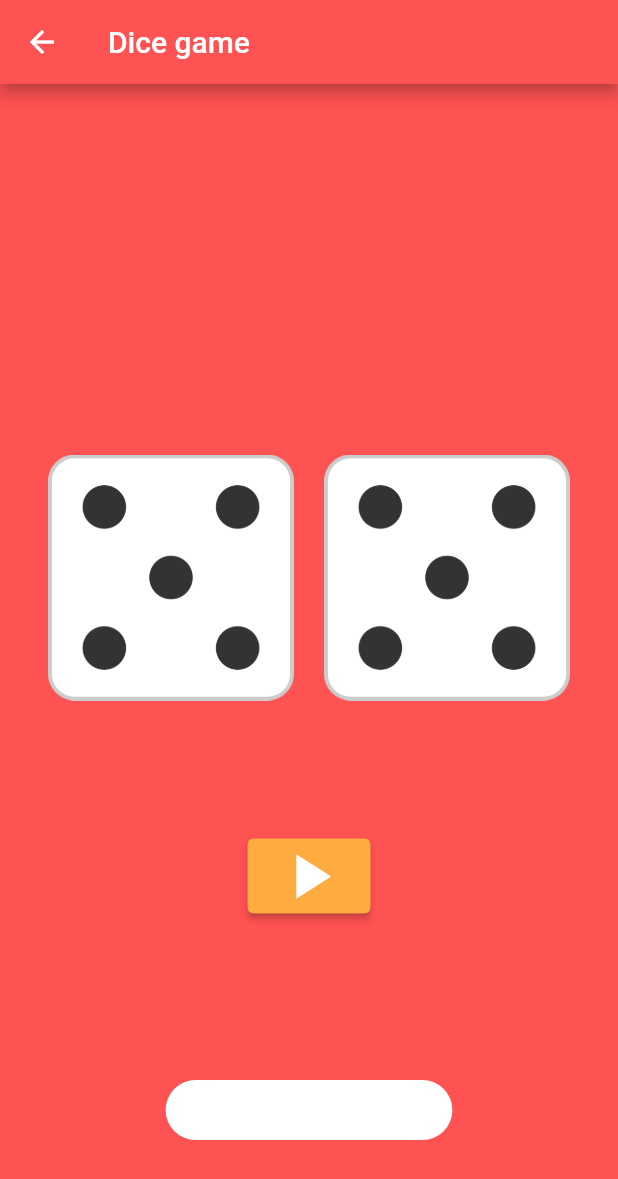
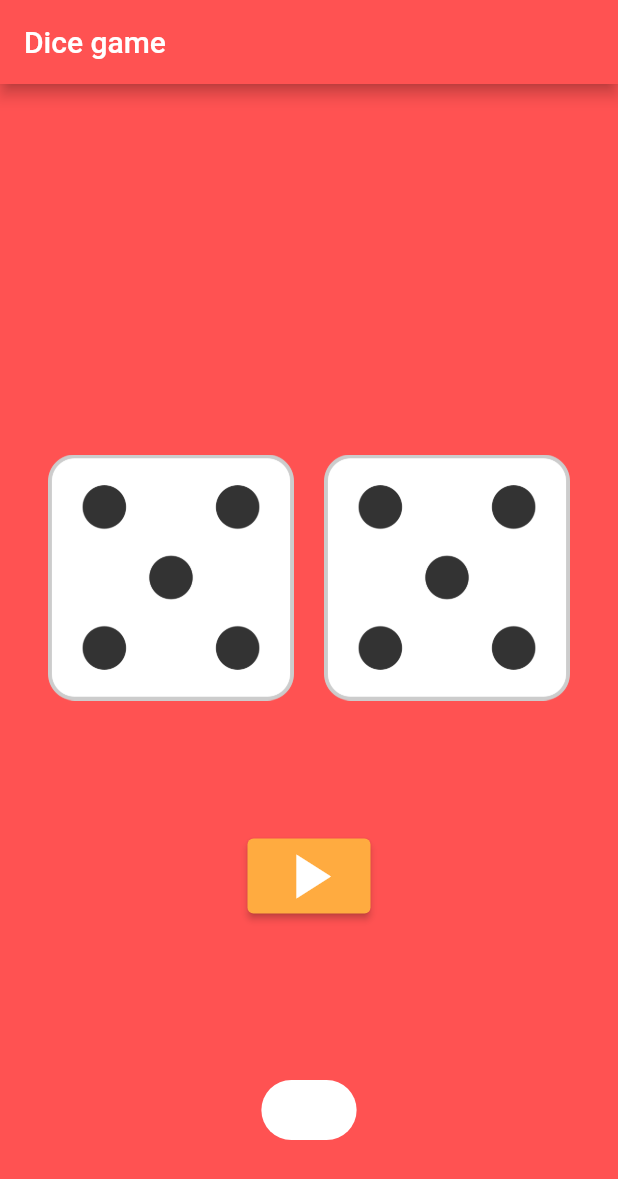
Before and after one commit to useonguk/flutter_cloneCoding, a Flutter app: the Dice screen opened directly, after a tap on the "play arrow" icon, on a phone screen of 412 x 824 dp. Shown: the top 1179 px of the screen. Run offline on Flutter 3.47's test engine with Material 2 defaults, Android fonts, the phone set to English and light mode, and no system bars; our stand-ins replace fluttertoast.

Commit message:
flutter upgrade 마지막 오류만 고치면 해결??될까?

```diff
--- a/lib/dice.dart
+++ b/lib/dice.dart
@@ -10,8 +10,8 @@ class Dice extends StatefulWidget {
 }
 
 class _DiceState extends State<Dice> {
-  int leftDice = 3;
-  int rightDice = 1;
+  int leftDice = 1;
+  int rightDice = 2;
   @override
   Widget build(BuildContext context) {
     return Scaffold(
@@ -45,7 +45,7 @@ class _DiceState extends State<Dice> {
                       leftDice = Random().nextInt(6) + 1;
                       rightDice = Random().nextInt(6) + 1;
                     });
-                    showTost("Left dice: $leftDice, Right dice: $rightDice");
+                    flutterToast("L: {$leftDice} / R: {$rightDice}");
                   },
                   style: ElevatedButton.styleFrom(
                     backgroundColor: Colors.orangeAccent,
@@ -56,16 +56,16 @@ class _DiceState extends State<Dice> {
                     size: 50,
                   ),
                 ),
-              )
+              ),
             ],
           ),
         ));
   }
 }
 
-void showTost(String message) {
+void flutterToast(String text) {
   Fluttertoast.showToast(
-      msg: message,
+      msg: "text",
       backgroundColor: Colors.white,
       toastLength: Toast.LENGTH_SHORT,
       gravity: ToastGravity.BOTTOM);
--- a/lib/main.dart
+++ b/lib/main.dart
@@ -11,7 +11,8 @@ class MyApp extends StatelessWidget {
     return const MaterialApp(
       debugShowCheckedModeBanner: false,
       title: 'Dice game',
-      home: LogIn(),
+      // home: LogIn(),
+      home: Dice(),
     );
   }
 }
```
Also changed, not shown: 1 other file.
